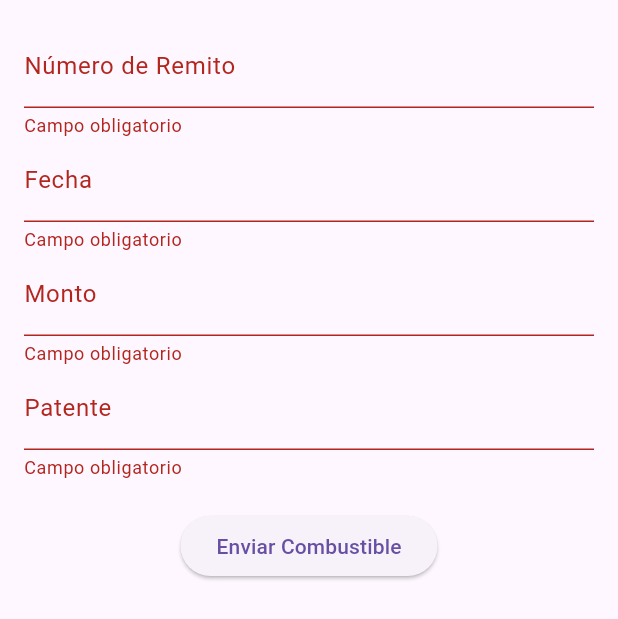
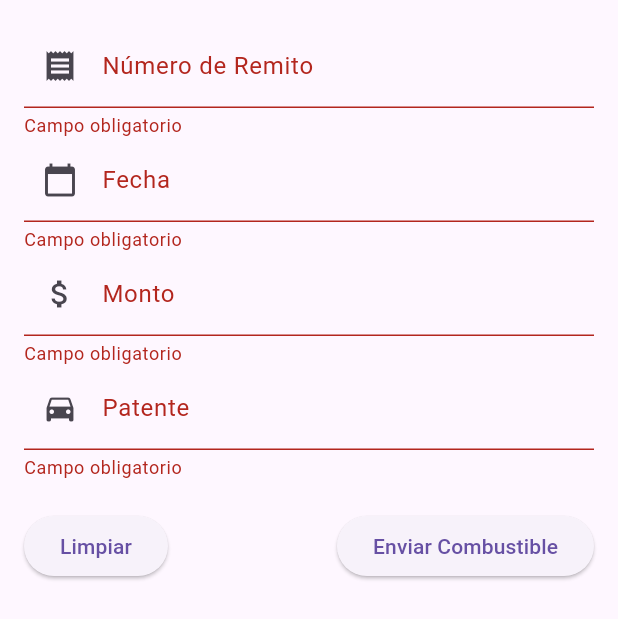
Before and after one commit to joaquinhega/mobnewharvest, a Flutter app: the CombustibleForm widget shown alone on an empty page, opened directly, after a tap on "Enviar Combustible", on a phone screen of 412 x 824 dp. Shown: the top 619 px of the screen. Run offline on Flutter 3.47's test engine with Material 3 defaults, Android fonts, the phone set to English and light mode, and no system bars; our stand-ins replace signature.

Commit message:
Configuracion Combustible, arreglo fecha voucher

```diff
--- a/lib/widget/combustibleForm.dart
+++ b/lib/widget/combustibleForm.dart
@@ -1,3 +1,4 @@
+import 'dart:convert';
 import 'package:flutter/material.dart';
 import 'package:http/http.dart' as http;
 
@@ -9,33 +10,111 @@ class CombustibleForm extends StatefulWidget {
 class _CombustibleFormState extends State<CombustibleForm> {
   final _formKey = GlobalKey<FormState>();
 
-  final TextEditingController _remitoController = TextEditingController();
-  final TextEditingController _montoController = TextEditingController();
-  final TextEditingController _patenteController = TextEditingController();
-  final TextEditingController _fechaController = TextEditingController();
+  final TextEditingController remitoController = TextEditingController();
+  final TextEditingController montoController = TextEditingController();
+  final TextEditingController patenteController = TextEditingController();
+  final TextEditingController fechaController = TextEditingController();
+
+  @override
+  void dispose() {
+    remitoController.dispose();
+    montoController.dispose();
+    patenteController.dispose();
+    fechaController.dispose();
+    super.dispose();
+  }
 
   Future<void> _submitCombustible() async {
     if (!_formKey.currentState!.validate()) return;
 
-    final url = Uri.parse("http://10.0.2.2/newHarvestDes/Controller/combustible.php");
+    final url = Uri.parse("http://10.0.2.2/newHarvestDes/Model/guardar_combustible.php");
 
     final response = await http.post(
       url,
-      body: {
-        'remito': _remitoController.text,
-        'monto': _montoController.text,
-        'patente': _patenteController.text,
-        'fecha': _fechaController.text,
-      },
+      headers: {'Content-Type': 'application/json'},
+      body: jsonEncode({
+        'id_remito': remitoController.text,
+        'monto': montoController.text,
+        'patente': patenteController.text,
+        'fecha': fechaController.text,
+      }),
     );
 
-    ScaffoldMessenger.of(context).showSnackBar(
-      SnackBar(
-        content: Text(response.statusCode == 200
-            ? "✅ Combustible registrado correctamente"
-            : "⚠️ Error al registrar combustible"),
-      ),
-    );
+    if (response.statusCode == 200) {
+      final responseBody = response.body.replaceAll(RegExp(r'^[^{]*'), '');
+      final responseBodyJson = jsonDecode(responseBody);
+
+      if (responseBodyJson['status'] == 'success') {
+        showDialog(
+          context: context,
+          builder: (BuildContext context) {
+            return AlertDialog(
+              title: Text('Éxito'),
+              content: Text(responseBodyJson['message']),
+              actions: <Widget>[
+                TextButton(
+                  child: Text('Aceptar'),
+                  onPressed: () {
+                    Navigator.of(context).pop();
+                    _resetForm();
+                  },
+                ),
+              ],
+            );
+          },
+        );
+      } else {
+        showDialog(
+          context: context,
+          builder: (BuildContext context) {
+            return AlertDialog(
+              title: Text('Error'),
+              content: Text('Error al guardar el combustible: ${responseBodyJson['message']}'),
+              actions: <Widget>[
+                TextButton(
+                  child: Text('Aceptar'),
+                  onPressed: () {
+                    Navigator.of(context).pop();
+                  },
+                ),
+              ],
+            );
+          },
+        );
+      }
+    } else {
+      showDialog(
+        context: context,
+        builder: (BuildContext context) {
+          return AlertDialog(
+            title: Text('Error'),
+            content: Text('Error al enviar el combustible: ${response.body}'),
+            actions: <Widget>[
+              TextButton(
+                child: Text('Aceptar'),
+                onPressed: () {
+                  Navigator.of(context).pop();
+                },
+              ),
+            ],
+          );
+        },
+      );
+    }
+  }
+
+  void _resetForm() {
+    remitoController.clear();
+    montoController.clear();
+    patenteController.clear();
+    fechaController.clear();
+  }
+
+  void _clearForm() {
+    remitoController.clear();
+    montoController.clear();
+    patenteController.clear();
+    fechaController.clear();
   }
 
   @override
@@ -46,17 +125,74 @@ class _CombustibleFormState extends State<CombustibleForm> {
         key: _formKey,
         child: Column(
           children: [
-            TextFormField(controller: _remitoController, decoration: InputDecoration(labelText: "Número de Remito"), validator: _validateField),
-            TextFormField(controller: _fechaController, decoration: InputDecoration(labelText: "Fecha"), validator: _validateField),
-            TextFormField(controller: _montoController, decoration: InputDecoration(labelText: "Monto"), validator: _validateField, keyboardType: TextInputType.number),
-            TextFormField(controller: _patenteController, decoration: InputDecoration(labelText: "Patente"), validator: _validateField),
+            TextFormField(
+              controller: remitoController,
+              decoration: InputDecoration(
+                labelText: "Número de Remito",
+                prefixIcon: Icon(Icons.receipt),
+              ),
+              validator: _validateField,
+            ),
+            TextFormField(
+              controller: fechaController,
+              decoration: InputDecoration(
+                labelText: "Fecha",
+                prefixIcon: Icon(Icons.calendar_today),
+              ),
+              readOnly: true,
+              onTap: () async {
+                DateTime? pickedDate = await showDatePicker(
+                  context: context,
+                  initialDate: DateTime.now(),
+                  firstDate: DateTime(2000),
+                  lastDate: DateTime(2100),
+                  locale: const Locale('es', 'ES'),
+                );
+                if (pickedDate != null) {
+                  String formattedDate = "${pickedDate.year}-${pickedDate.month.toString().padLeft(2, '0')}-${pickedDate.day.toString().padLeft(2, '0')}";
+                  fechaController.text = formattedDate;
+                }
+              },
+              validator: _validateField,
+            ),
+            TextFormField(
+              controller: montoController,
+              decoration: InputDecoration(
+                labelText: "Monto",
+                prefixIcon: Icon(Icons.attach_money),
+              ),
+              validator: _validateField,
+              keyboardType: TextInputType.number,
+            ),
+            TextFormField(
+              controller: patenteController,
+              decoration: InputDecoration(
+                labelText: "Patente",
+                prefixIcon: Icon(Icons.directions_car),
+              ),
+              validator: _validateField,
+            ),
             SizedBox(height: 20),
-            ElevatedButton(onPressed: _submitCombustible, child: Text("Enviar Combustible")),
+            Row(
+              mainAxisAlignment: MainAxisAlignment.spaceBetween,
+              children: [
+                ElevatedButton(
+                  onPressed: _clearForm,
+                  child: Text("Limpiar"),
+                ),
+                ElevatedButton(
+                  onPressed: _submitCombustible,
+                  child: Text("Enviar Combustible"),
+                ),
+              ],
+            ),
           ],
         ),
       ),
     );
   }
 
-  String? _validateField(String? value) => value == null || value.isEmpty ? "Campo obligatorio" : null;
+  String? _validateField(String? value) {
+    return (value == null || value.isEmpty) ? 'Campo obligatorio' : null;
+  }
 }
--- a/lib/widget/voucherForm.dart
+++ b/lib/widget/voucherForm.dart
@@ -332,11 +332,11 @@ class _VoucherFormState extends State<VoucherForm> {
                                 initialDate: DateTime.now(),
                                 firstDate: DateTime(2000),
                                 lastDate: DateTime(2100),
-                                locale: const Locale('es', 'ES'), // Establece el idioma en español
+                                locale: const Locale('es', 'ES'),
                             );
                             if (pickedDate != null) {
-                                String formattedDate = "${pickedDate.day}/${pickedDate.month}/${pickedDate.year}";
-                                fechaController.text = formattedDate; // Muestra la fecha en el campo
+                                String formattedDate = "${pickedDate.year}-${pickedDate.month.toString().padLeft(2, '0')}-${pickedDate.day.toString().padLeft(2, '0')}";
+                                fechaController.text = formattedDate;
                             }
                         },
                         validator: _validateField,
```
